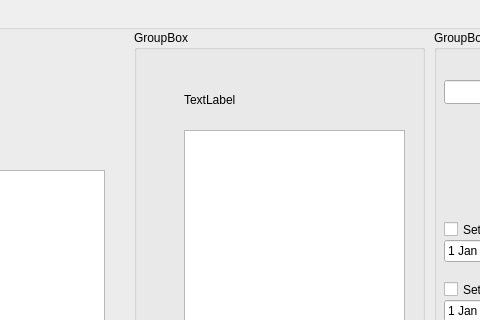
This is mainwindow.ui in dinayuil/Tokie as Qt 5 draws it before an edit; both pictures show x 86 to 566 and y 0 to 320 of the 800 by 600 pixel window. The edited form follows.
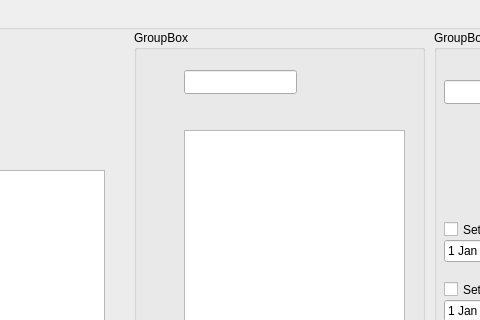
This is the edited form.

Commit message: rename list

What changed in the file:
```diff
--- a/mainwindow.ui
+++ b/mainwindow.ui
@@ -74,19 +74,6 @@
        <string>Add item</string>
       </property>
      </widget>
-     <widget class="QLabel" name="listNameLabel">
-      <property name="geometry">
-       <rect>
-        <x>50</x>
-        <y>60</y>
-        <width>69</width>
-        <height>19</height>
-       </rect>
-      </property>
-      <property name="text">
-       <string>TextLabel</string>
-      </property>
-     </widget>
      <widget class="QListView" name="taskListView">
       <property name="geometry">
        <rect>
@@ -103,6 +90,16 @@
        <enum>QAbstractItemView::SelectRows</enum>
       </property>
      </widget>
+     <widget class="QLineEdit" name="listNameLineEdit">
+      <property name="geometry">
+       <rect>
+        <x>50</x>
+        <y>40</y>
+        <width>113</width>
+        <height>24</height>
+       </rect>
+      </property>
+     </widget>
     </widget>
     <widget class="QGroupBox" name="itemDetailsBox">
      <property name="geometry">
```
The commit also changes 3 other files.
